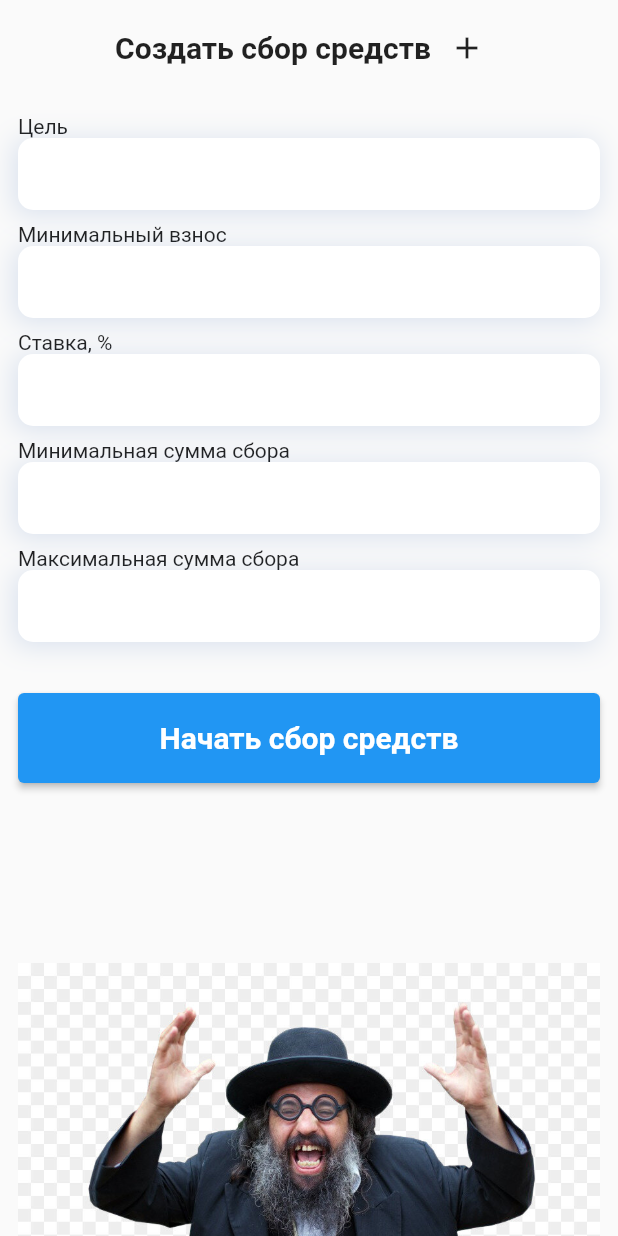
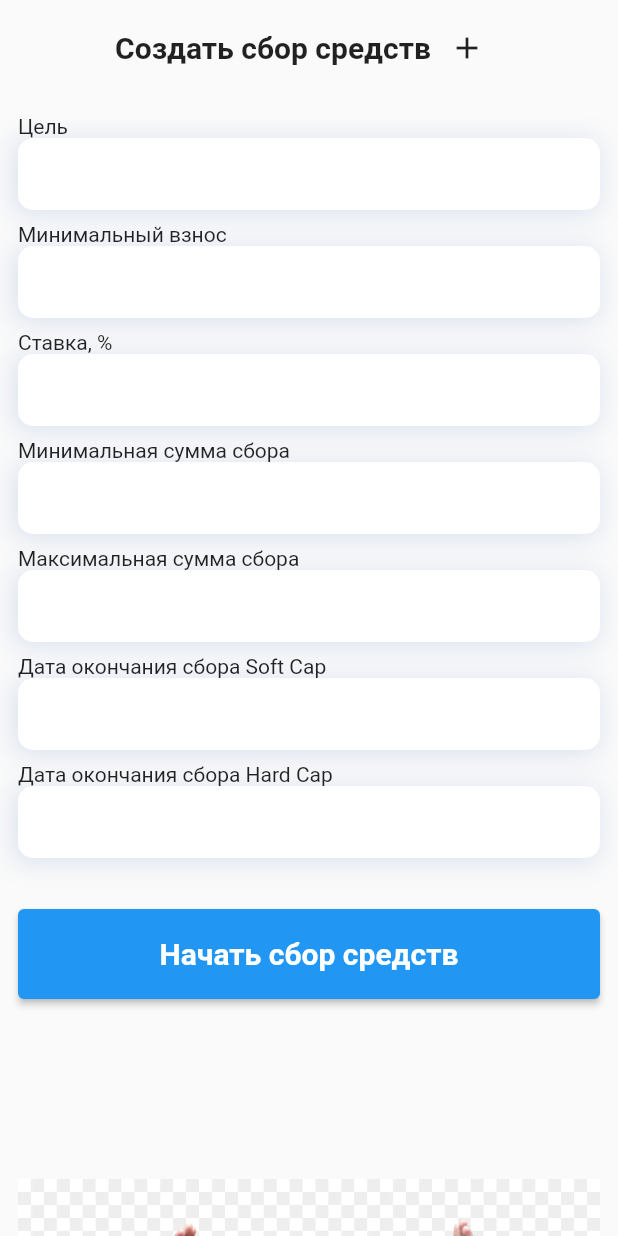
Before and after one commit to aiekseu/tomsk_fintech_hack, a Flutter app: the AddRequestPage screen opened directly, on a phone screen of 412 x 824 dp. Run offline on Flutter 3.47's test engine with Material 2 defaults, Android fonts, the phone set to English and light mode, and no system bars; our stand-ins replace animated_bottom_navigation_bar, flutter_multi_formatter, flutter_riverpod, introduction_screen.

Commit message:
my company page without api

```diff
--- a/lib/app/my_company/add_request_page.dart
+++ b/lib/app/my_company/add_request_page.dart
@@ -17,6 +17,8 @@ class AddRequestPage extends ConsumerWidget {
     final rate = TextEditingController();
     final softCap = TextEditingController();
     final hardCap = TextEditingController();
+    final softCapDate = TextEditingController();
+    final hardCapDate = TextEditingController();
 
     return Scaffold(
       body: SafeArea(
@@ -38,6 +40,8 @@ class AddRequestPage extends ConsumerWidget {
                       rate.text = '10';
                       softCap.text = '500000';
                       hardCap.text = "1000000";
+                      softCapDate.text = DateTime(2022, 1, 1).toString();
+                      hardCapDate.text = DateTime(2022, 2, 1).toString();
                     },
                     icon: Icon(Icons.add))
               ],
@@ -70,7 +74,19 @@ class AddRequestPage extends ConsumerWidget {
               stateProvider: requestHardCapProvider,
               controller: hardCap,
             ),
-            SizedBox(height: 30,),
+            InputWithLabel(
+              label: 'Дата окончания сбора Soft Cap',
+              stateProvider: requestHardCapProvider,
+              controller: softCapDate,
+            ),
+            InputWithLabel(
+              label: 'Дата окончания сбора Hard Cap',
+              stateProvider: requestHardCapProvider,
+              controller: hardCapDate,
+            ),
+            SizedBox(
+              height: 30,
+            ),
             ElevatedButton(
               style: ElevatedButton.styleFrom(
                 textStyle: TextStyle(fontWeight: FontWeight.bold, fontSize: 20),
@@ -85,10 +101,16 @@ class AddRequestPage extends ConsumerWidget {
                     rate: double.parse(rate.text),
                     goal: goal.text,
                     softCap: int.parse(softCap.text),
-                        hardCap: int.parse(hardCap.text)));
+                    softEndDate: DateTime.parse(softCapDate.text),
+                    hardCap: int.parse(hardCap.text),
+                    hardEndDate: DateTime.parse(hardCapDate.text),
+                  ),
+                );
               },
             ),
-            SizedBox(height: 120,),
+            SizedBox(
+              height: 120,
+            ),
             Image.asset('images/jewish.jpeg'),
           ],
         ),
--- a/lib/app/my_company/my_company_provider.dart
+++ b/lib/app/my_company/my_company_provider.dart
@@ -12,6 +12,7 @@ final companyAddressProvider = StateProvider<String?>((ref) => '');
 final companyRegDateProvider = StateProvider<String?>((ref) => '');
 final companySiteProvider = StateProvider<String?>((ref) => '');
 final companyDescProvider = StateProvider<String?>((ref) => '');
+final companyRatingProvider = StateProvider<String?>((ref) => '');
 
 final companyIsVerifiedProvider = StateProvider<bool>((ref) => false);
 
@@ -20,5 +21,7 @@ final requestMinPaymentProvider = StateProvider<String?>((ref) => '');
 final requestRateProvider = StateProvider<String?>((ref) => '');
 final requestSoftCapProvider = StateProvider<String?>((ref) => '');
 final requestHardCapProvider = StateProvider<String?>((ref) => '');
+final requestSoftCapDateProvider = StateProvider<String?>((ref) => '');
+final requestHardCapDateProvider = StateProvider<String?>((ref) => '');
 
 final requestsProvider = StateProvider<List<Request?>>((ref) => []);
--- a/lib/data/request.dart
+++ b/lib/data/request.dart
@@ -1,17 +1,24 @@
 class Request {
+  String companyName;
   double minPayment;
   String rating;
   double rate;
   String goal;
   int softCap;
   int hardCap;
+  int accumulatedSum;
+  DateTime softEndDate;
+  DateTime hardEndDate;
 
-  Request({
-    required this.minPayment,
-    required this.rate,
-    required this.goal,
-    required this.softCap,
-    required this.hardCap,
-    required this.rating,
-  });
+  Request(
+      { this.companyName = '',
+        required this.minPayment,
+        this.rating = '',
+        required this.rate,
+        required this.goal,
+        required this.softCap,
+        required this.hardCap,
+        this.accumulatedSum = 0,
+        required this.softEndDate,
+        required this.hardEndDate});
 }
```
Also changed, not shown: lib/app/market/market_provider.dart (+71 -71 lines), lib/app/my_company/add_company_page.dart (+61 -14 lines), lib/data/company.dart (+2 -15 lines). Lines whose indentation alone changed are shown as unchanged.
